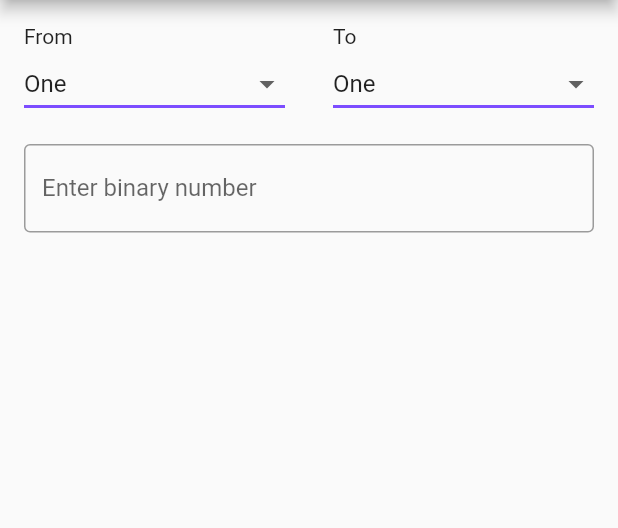
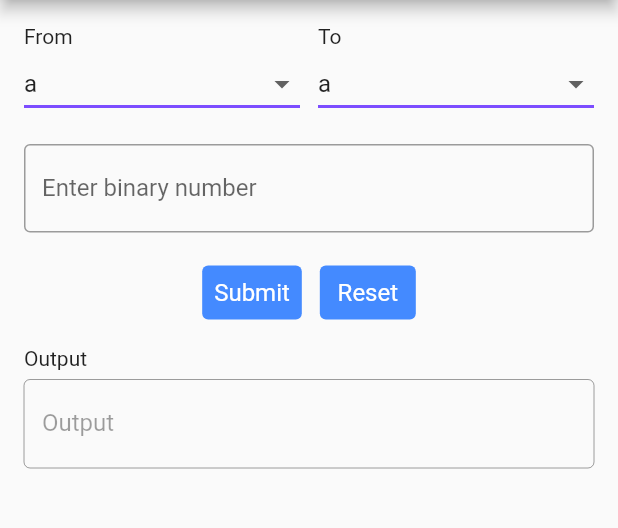
Before and after one commit to knnthcrtl1/flutter_binary_converter, a Flutter app: the screen it shows after launch, on a phone screen of 412 x 824 dp, the part 84-612 px from its top. Run offline on Flutter 3.47's test engine with Material 2 defaults, Android fonts, the phone set to English and light mode, and no system bars.

Commit message:
setup passing props

```diff
--- a/lib/main.dart
+++ b/lib/main.dart
@@ -1,5 +1,7 @@
 import 'package:flutter/material.dart';
 import 'widgets/DropdownButtonApp.dart';
+
+const List<String> list = <String>['a', 'b', 'c', 'd'];
 
 void main() {
   runApp(const MyApp());
@@ -24,18 +26,18 @@ class Home extends StatelessWidget {
   final leftSection = Expanded(
       flex: 1,
       child: Container(
-          padding: const EdgeInsets.all(16),
+          padding: const EdgeInsets.fromLTRB(16, 16, 6, 16),
           child: Column(
             crossAxisAlignment: CrossAxisAlignment.start,
-            children: [Text('From'), DropdownButtonApp()],
+            children: const [Text('From'), DropdownButtonApp(binaryList: list)],
           )));
 
   final rightSection = Expanded(
       child: Container(
-          padding: const EdgeInsets.all(16),
+          padding: const EdgeInsets.fromLTRB(6, 16, 16, 16),
           child: Column(
             crossAxisAlignment: CrossAxisAlignment.start,
-            children: [Text('To'), DropdownButtonApp()],
+            children: const [Text('To'), DropdownButtonApp(binaryList: list)],
           )));
   final textFieldSection = Expanded(
       child: Container(
@@ -43,12 +45,57 @@ class Home extends StatelessWidget {
           child: Column(
               crossAxisAlignment: CrossAxisAlignment.start,
               children: <Widget>[
-                TextField(
+                const TextField(
                   decoration: InputDecoration(
                     border: OutlineInputBorder(),
                     labelText: 'Enter binary number',
                   ),
-                )
+                ),
+                const SizedBox(height: 16),
+                Container(
+                    // width: double.infinity,
+                    child: Row(
+                  mainAxisAlignment: MainAxisAlignment.center,
+                  children: [
+                    TextButton(
+                      style: TextButton.styleFrom(
+                        backgroundColor: Colors.blueAccent,
+                        textStyle: const TextStyle(fontSize: 16),
+                      ),
+                      onPressed: () {},
+                      child: const Text(
+                        'Submit',
+                        style: TextStyle(color: Colors.white),
+                      ),
+                    ),
+                    const SizedBox(width: 12),
+                    Container(
+                      child: TextButton(
+                        style: TextButton.styleFrom(
+                          backgroundColor: Colors.blueAccent,
+                          textStyle: const TextStyle(fontSize: 16),
+                        ),
+                        onPressed: () {},
+                        child: const Text(
+                          'Reset',
+                          style: TextStyle(color: Colors.white),
+                        ),
+                      ),
+                    )
+                  ],
+                )),
+                const SizedBox(height: 12),
+                const Text('Output'),
+                const SizedBox(height: 6),
+                const TextField(
+                  readOnly: true,
+                  enabled: false,
+                  enableInteractiveSelection: false,
+                  decoration: InputDecoration(
+                    border: OutlineInputBorder(),
+                    labelText: 'Output',
+                  ),
+                ),
               ])));
 
   @override
--- a/lib/widgets/DropdownButtonApp.dart
+++ b/lib/widgets/DropdownButtonApp.dart
@@ -2,20 +2,31 @@ import 'package:flutter/material.dart';
 
 const List<String> list = <String>['One', 'Two', 'Three', 'Four'];
 
-void main() => runApp(const DropdownButtonApp());
+void main() => runApp(const DropdownButtonApp(
+      binaryList: [],
+    ));
 
 class DropdownButtonApp extends StatefulWidget {
-  const DropdownButtonApp({super.key});
+  final List binaryList;
+  const DropdownButtonApp({super.key, required this.binaryList});
 
   @override
   State<DropdownButtonApp> createState() => _DropdownButtonAppState();
 }
 
 class _DropdownButtonAppState extends State<DropdownButtonApp> {
-  String dropdownValue = list.first;
+  late String dropdownValue;
+
+  @override
+  void initState() {
+    super.initState();
+    dropdownValue = widget.binaryList.first;
+  }
 
   @override
   Widget build(BuildContext context) {
+    List binaryList = widget.binaryList.isNotEmpty ? widget.binaryList : [];
+
     return DropdownButton<String>(
       value: dropdownValue,
       // icon: const Icon(Icons.down_arrow),
@@ -32,7 +43,7 @@ class _DropdownButtonAppState extends State<DropdownButtonApp> {
           dropdownValue = value!;
         });
       },
-      items: list.map<DropdownMenuItem<String>>((String value) {
+      items: binaryList.map<DropdownMenuItem<String>>((value) {
         return DropdownMenuItem<String>(
           value: value,
           child: Text(value),
```
